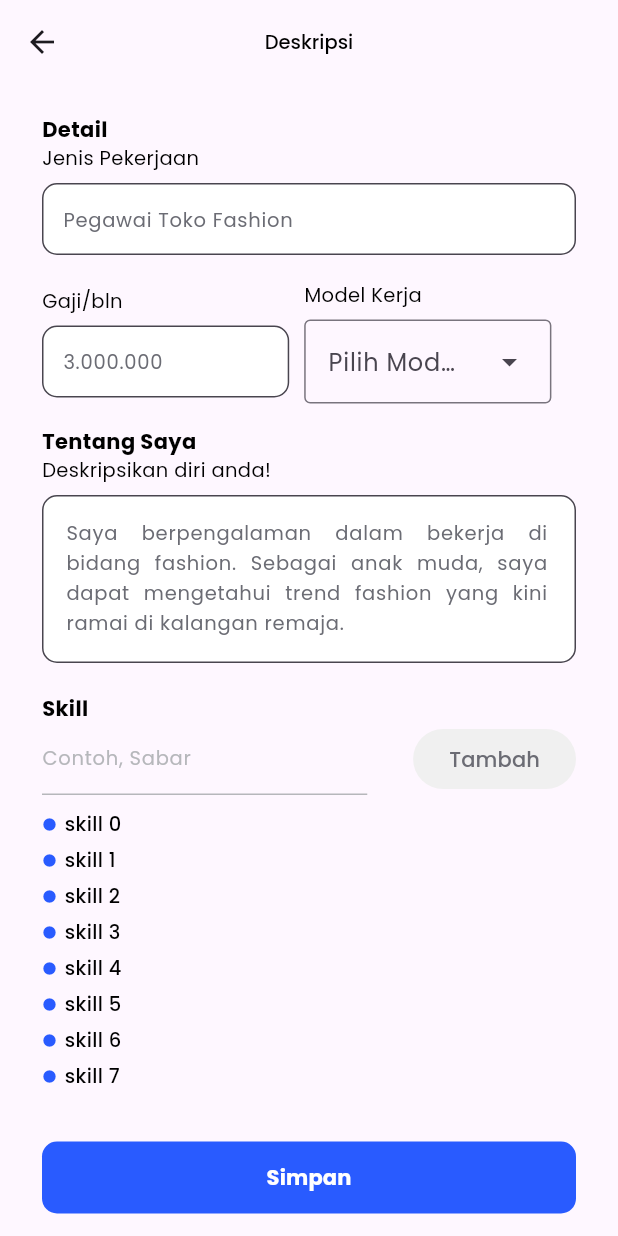
After one commit to BrawS-HackFest/GrowBiz-FE, a Flutter app: the MyProfileWorkPage screen opened directly, after a tap on "Ubah", on a phone screen of 412 x 824 dp. The commit adds this screen. Run offline on Flutter 3.47's test engine with Material 3 defaults, Android fonts, the phone set to English and light mode, and no system bars; our stand-ins replace dio, firebase_auth, firebase_core, flutter_bloc, flutter_svg, shimmer and 1 more; missing offline and left inert: clipboard, flutter_pdfview; accounts and stored records are empty.

Commit message:
add edit my profile work page

```diff
--- /dev/null
+++ b/lib/pages/edit_myprofile_work_page.dart
@@ -0,0 +1,156 @@
+import 'package:flutter/material.dart';
+import 'package:hackfest_mobile/styles/my_colors.dart';
+import 'package:hackfest_mobile/styles/my_text.dart';
+import 'package:hackfest_mobile/widgets/my_button.dart';
+import 'package:hackfest_mobile/widgets/my_textfield.dart';
+import 'package:hackfest_mobile/widgets/scrollbehavior.dart';
+
+class EditMyProfileWorkPage extends StatelessWidget {
+  EditMyProfileWorkPage({super.key});
+  TextEditingController  typeOfWorkController = TextEditingController();
+  TextEditingController  salaryController = TextEditingController();
+
+  @override
+  Widget build(BuildContext context) {
+    return Scaffold(
+      appBar: AppBar(
+        title: Text('Deskripsi', style: MyTextStyle.judulH5(color: MyColors.blackBase),),
+        centerTitle: true,
+      ),
+      body: ScrollConfiguration(
+        behavior: NoGlowScrollBehavior(),
+        child: SingleChildScrollView(
+          child: Padding(
+            padding: const EdgeInsets.symmetric(horizontal: 28, vertical: 20),
+            child: Column(
+              crossAxisAlignment: CrossAxisAlignment.start,
+              children: [
+                Text('Detail', style: MyTextStyle.buttonH3(color: MyColors.blackBase),),
+                Text('Jenis Pekerjaan', style: MyTextStyle.captionH5(color: MyColors.blackBase),),
+                const SizedBox(height: 7,),
+                MyTextField(hint:'Pegawai Toko Fashion' , controller:typeOfWorkController ,type: 'Secondary',),
+                const SizedBox(height: 17,),
+                Row(
+                  children: [
+                    Column(
+                      crossAxisAlignment: CrossAxisAlignment.start,
+                      children: [
+                        Text('Gaji/bln', style: MyTextStyle.captionH5(color: MyColors.blackBase),),
+                        const SizedBox(height: 7,),
+                        SizedBox(
+                            width: MediaQuery.of(context).size.width/2.5,
+                            child: MyTextField(controller:salaryController, hint: '3.000.000', type: 'secondary',)
+                        )
+                      ],
+                    ),
+                    const SizedBox(width: 10,),
+                    Column(
+                      crossAxisAlignment: CrossAxisAlignment.start,
+                      children: [
+                        Text('Model Kerja', style: MyTextStyle.captionH5(color: MyColors.blackBase),),
+                        const SizedBox(height: 7,),
+                        SizedBox(
+                          width: MediaQuery.of(context).size.width/2.5,
+                          child: DropdownMenu(
+                            hintText: 'Pilih Model Kerja',
+
+                            dropdownMenuEntries: [
+                              DropdownMenuEntry(label: 'Kantor', value: 'kantor'),
+                              DropdownMenuEntry(label: 'Jarak Jauh', value: 'jauh'),
+                            ],
+                          ),
+                        )
+                      ],
+                    )
+                  ],
+                ),
+                const SizedBox(height: 15,),
+                Text('Tentang Saya', style: MyTextStyle.buttonH3(color: MyColors.blackBase),),
+                Text('Deskripsikan diri anda!', style: MyTextStyle.captionH5(color: MyColors.blackBase),),
+                const SizedBox(height: 7,),
+                TextField(
+                  minLines: 4,
+                  maxLines: 4,
+                  style: MyTextStyle.captionH5(color: MyColors.greyBase),
+                  textAlign: TextAlign.justify,
+                  controller: TextEditingController(text: "Saya berpengalaman dalam bekerja di bidang fashion. Sebagai anak muda, saya dapat mengetahui trend fashion yang kini ramai di kalangan remaja."),
+                  decoration: InputDecoration(
+                      hintText: 'Isi Deskripsi diri anda!',
+                      hintStyle: MyTextStyle.captionH5(color: MyColors.grey200),
+                      border: OutlineInputBorder(
+                          borderRadius: BorderRadius.circular(10),
+                        borderSide: BorderSide(
+                          width: 0.3,
+                          color: MyColors.grey200
+                        )
+                      ),
+                      filled: true,
+                      fillColor: MyColors.whiteBase
+                  ),
+                ),
+                const SizedBox(height: 20,),
+                Text('Skill', style: MyTextStyle.buttonH3(color: MyColors.blackBase),),
+                Row(
+                  crossAxisAlignment: CrossAxisAlignment.end,
+                  mainAxisAlignment: MainAxisAlignment.spaceBetween,
+                  children: [
+                    SizedBox(
+                      width: MediaQuery.sizeOf(context).width/1.9,
+                      child: TextField(
+                        style: MyTextStyle.captionH5(color: MyColors.grey200),
+                        decoration: InputDecoration(
+                          enabledBorder: UnderlineInputBorder(
+                            borderSide: BorderSide(color: MyColors.grey200, width: 1.0),
+                          ),
+                          hintText: 'Contoh, Sabar',
+                          hintStyle: MyTextStyle.captionH5(color: MyColors.grey200),
+                        ),
+                      ),
+                    ),
+                    ElevatedButton(
+                        onPressed: (){},
+                        style: ElevatedButton.styleFrom(
+                          backgroundColor: MyColors.neutral,
+                          foregroundColor: MyColors.greyBase,
+                          elevation: 0
+                        ),
+                        child: Text('Tambah')
+                    )
+                  ],
+                ),
+                const SizedBox(height: 10,),
+                ListView.separated(
+                  itemCount: 8,
+                  shrinkWrap: true,
+                  itemBuilder: (context, index) {
+                    return Container(
+                      child: Row(
+                        children: [
+                          Icon(Icons.circle_rounded, color: MyColors.primaryBase, size: 10),
+                          const SizedBox(width: 5,),
+                          Text('skill $index', style: MyTextStyle.judulH5(color: MyColors.blackBase),),
+                        ],
+                      ),
+                    );
+                  },
+                  separatorBuilder: (context, index) {
+                    return SizedBox(height: 5,);
+                  },
+                ),
+                const SizedBox(height: 30,),
+                SizedBox(
+                  width: double.infinity,
+                    child: MyButton(text: 'Simpan', color: MyColors.primaryBase, onPressed: (){})
+                ),
+                const SizedBox(height: 20,),
+
+
+
+              ],
+            ),
+          ),
+        ),
+      ),
+    );
+  }
+}
--- /dev/null
+++ b/lib/pages/myprofile_work_desc_section_page.dart
@@ -0,0 +1,46 @@
+import 'package:flutter/material.dart';
+import 'package:hackfest_mobile/styles/my_colors.dart';
+import 'package:hackfest_mobile/styles/my_text.dart';
+class MyProfileWorkDescSectionPage extends StatelessWidget {
+  const MyProfileWorkDescSectionPage({super.key});
+
+  @override
+  Widget build(BuildContext context) {
+    return Column(
+      crossAxisAlignment: CrossAxisAlignment.start,
+      children: [
+        Text('Detail', style: MyTextStyle.buttonH3(color: MyColors.blackBase),),
+        Text('Pegawai Toko Fashion', style: MyTextStyle.judulH5(color: MyColors.blackBase),),
+        const SizedBox(height: 10,),
+        Text('Gaji/bln', style: MyTextStyle.captionH5(color: MyColors.grey200),),
+        Text('Rp.3.000.000', style: MyTextStyle.judulH5(color: MyColors.greyBase),),
+        const SizedBox(height: 12,),
+        Text('Model Kerja', style: MyTextStyle.captionH5(color: MyColors.grey200),),
+        Text('Kantor', style: MyTextStyle.judulH5(color: MyColors.greyBase),),
+        const SizedBox(height: 13,),
+        Text('Tentang Saya', style: MyTextStyle.buttonH3(color: MyColors.blackBase),),
+        Text('Saya berpengalaman dalam bekerja di bidang fashion. Sebagai anak muda, saya dapat mengetahui trend fashion yang kini ramai di kalangan remaja.', style: MyTextStyle.captionH5(color: MyColors.greyBase),textAlign: TextAlign.justify,),
+        const SizedBox(height: 13,),
+        Text('Skill', style: MyTextStyle.buttonH3(color: MyColors.blackBase),),
+        ListView.separated(
+          itemCount: 10,
+          shrinkWrap: true,
+          itemBuilder: (context, index) {
+            return Container(
+              child: Row(
+                children: [
+                  Icon(Icons.circle_rounded, color: MyColors.primaryBase, size: 10),
+                  const SizedBox(width: 5,),
+                  Text('skill $index', style: MyTextStyle.judulH5(color: MyColors.blackBase),),
+                ],
+              ),
+            );
+          },
+          separatorBuilder: (context, index) {
+            return SizedBox(height: 5,);
+          },
+        ),
+      ],
+    );
+  }
+}
--- a/lib/pages/myprofile_work_page.dart
+++ b/lib/pages/myprofile_work_page.dart
@@ -1,8 +1,10 @@
 import 'package:flutter/material.dart';
 import 'package:flutter_svg/flutter_svg.dart';
+import 'package:hackfest_mobile/pages/edit_myprofile_work_page.dart';
+import 'package:hackfest_mobile/pages/myprofile_work_desc_section_page.dart';
 import 'package:hackfest_mobile/styles/my_colors.dart';
 import 'package:hackfest_mobile/styles/my_text.dart';
-import 'package:hackfest_mobile/widgets/my_button.dart';
+
 class MyProfileWorkPage extends StatefulWidget {
   const MyProfileWorkPage({super.key});
 
@@ -77,58 +79,33 @@ class _MyProfileWorkPageState extends State<MyProfileWorkPage> {
               ),
             ),
             const SizedBox(height: 20,),
-            Text('Detail', style: MyTextStyle.buttonH3(color: MyColors.blackBase),),
-            Text('Pegawai Toko Fashion', style: MyTextStyle.judulH5(color: MyColors.blackBase),),
-            const SizedBox(height: 10,),
-            Text('Gaji/bln', style: MyTextStyle.captionH5(color: MyColors.grey200),),
-            Text('Rp.3.000.000', style: MyTextStyle.judulH5(color: MyColors.greyBase),),
-            const SizedBox(height: 12,),
-            Text('Model Kerja', style: MyTextStyle.captionH5(color: MyColors.grey200),),
-            Text('Kantor', style: MyTextStyle.judulH5(color: MyColors.greyBase),),
-            const SizedBox(height: 13,),
-            Text('Tentang Saya', style: MyTextStyle.buttonH3(color: MyColors.blackBase),),
-            Text('Saya berpengalaman dalam bekerja di bidang fashion. Sebagai anak muda, saya dapat mengetahui trend fashion yang kini ramai di kalangan remaja.', style: MyTextStyle.captionH5(color: MyColors.greyBase),textAlign: TextAlign.justify,),
-            const SizedBox(height: 13,),
-            Text('Skill', style: MyTextStyle.buttonH3(color: MyColors.blackBase),),
-            ListView.separated(
-              itemCount: 10,
-              shrinkWrap: true,
-              itemBuilder: (context, index) {
-                return Container(
-                  child: Row(
-                    children: [
-                      Icon(Icons.circle_rounded, color: MyColors.primaryBase, size: 10),
-                      const SizedBox(width: 5,),
-                      Text('skill $index', style: MyTextStyle.judulH5(color: MyColors.blackBase),),
-                    ],
-                  ),
-                );
-              },
-              separatorBuilder: (context, index) {
-                return SizedBox(height: 5,);
-              },
-            ),
+            isDescriptionSelected ? MyProfileWorkDescSectionPage() :
+            Text('Postingan')
+            ,
 
 
           ],
         ),
       ),
-      floatingActionButton: FloatingActionButton(
-          onPressed: (){},
-          backgroundColor: MyColors.primaryBase,
-          elevation: 0,
-          child: Container(
-            width: 98,
-            height: 38,
-            clipBehavior: Clip.hardEdge,
-            child: Row(
-              children: [
-                SvgPicture.asset('assets/svgs/edit_icon.svg'),
-                const SizedBox(width: 3,),
-                Text('Ubah', style: MyTextStyle.captionH5(color: MyColors.whiteBase),)
-              ],
+      floatingActionButton: Container(
+        height: 38,
+        decoration: BoxDecoration(),
+        child: FloatingActionButton.extended(
+            onPressed: (){
+             Navigator.of(context).push(MaterialPageRoute(builder: (context) {
+               return EditMyProfileWorkPage();
+             },));
+            },
+            shape: RoundedRectangleBorder(
+              borderRadius: BorderRadius.circular(25),
             ),
-          )
+            backgroundColor: MyColors.primaryBase,
+            elevation: 0,
+            label: Text('Ubah', style: MyTextStyle.captionH5(color: MyColors.whiteBase),),
+            icon: SvgPicture.asset('assets/svgs/edit_icon.svg'),
+            materialTapTargetSize: MaterialTapTargetSize.shrinkWrap,
+
+        ),
       ),
     );
   }
--- a/lib/widgets/my_textfield.dart
+++ b/lib/widgets/my_textfield.dart
@@ -2,11 +2,12 @@ import 'package:flutter/material.dart';
 import 'package:hackfest_mobile/styles/my_colors.dart';
 
 class MyTextField extends StatelessWidget {
-  MyTextField({super.key, required this.hint, required this.controller, required this.icon});
+  MyTextField({super.key, required this.hint, required this.controller, this.icon = null, this.type ='primary'});
 
   final String hint;
   final TextEditingController controller;
-  final IconData icon;
+  final IconData? icon;
+  final String? type;
 
 
   @override
@@ -14,14 +15,17 @@ class MyTextField extends StatelessWidget {
     return TextField(
       controller: controller,
       decoration: InputDecoration(
-          hintText: '$hint',
-          hintStyle: TextStyle(color: MyColors.grey300, fontSize: 13),
-          prefixIcon: Icon(icon, color: MyColors.grey300,),
+          hintText: hint,
+          hintStyle: TextStyle(color: icon == 'primary' ? MyColors.grey300 : MyColors.greyBase, fontSize: 13),
+          prefixIcon: icon != null ? Icon(icon, color: MyColors.grey300,) : null,
           filled: true,
-          fillColor: MyColors.neutra100,
+          fillColor: type == 'primary' ? MyColors.neutra100 : MyColors.whiteBase,
           border: OutlineInputBorder(
               borderRadius: BorderRadius.circular(10),
-              borderSide: BorderSide.none
+              borderSide: type == 'primary' ? BorderSide.none : BorderSide(
+                color: MyColors.grey200,
+                width: 0.3,
+              )
           ),
           contentPadding: EdgeInsets.all(10)
       ),
```
